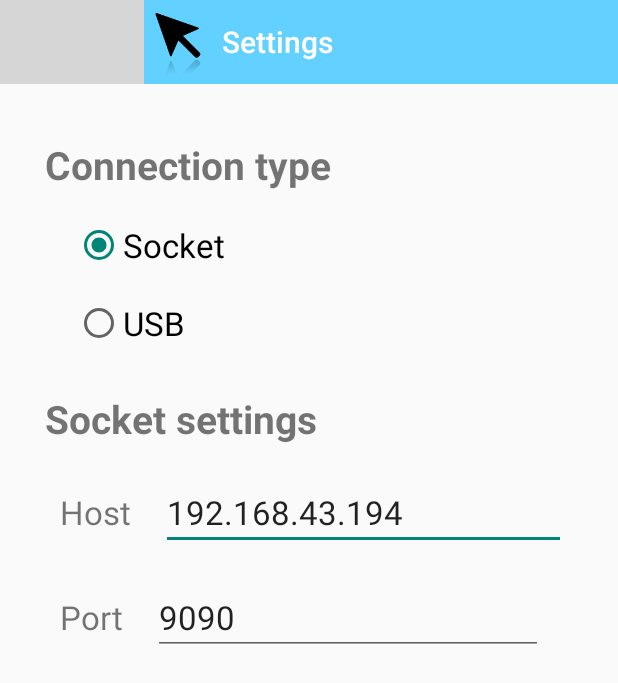
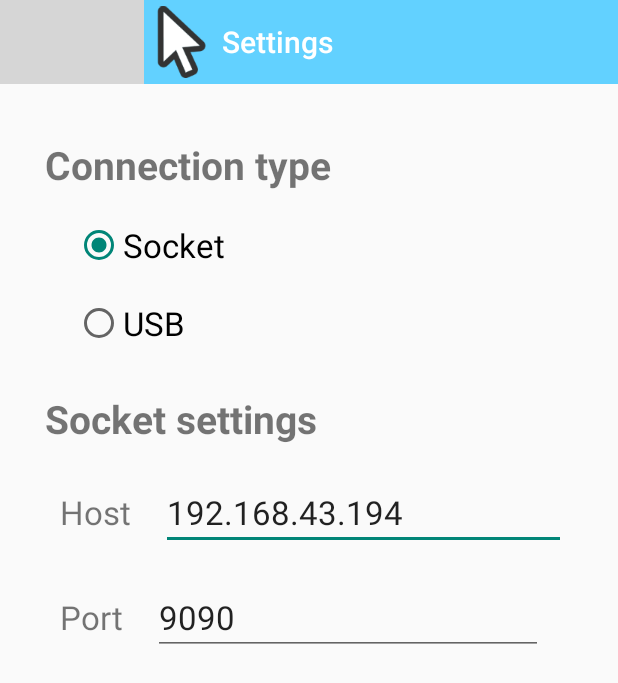
Before and after one commit to xammi/Curs_OS, an Android app: the screen it shows after launch (SettingsActivity), after a tap on "Go to settings", on a phone screen of 412 x 824 dp. Shown: the top 683 px of the screen. Run offline under Robolectric (Android 15) with nearby library versions, the light colour scheme and no system bars; grey boxes are pictures that could not be loaded.

Commit message:
New icons and log_file

```diff
--- a/phone/app/src/main/AndroidManifest.xml
+++ b/phone/app/src/main/AndroidManifest.xml
@@ -9,7 +9,7 @@
 
     <application
         android:allowBackup="true"
-        android:icon="@drawable/cursor"
+        android:icon="@drawable/cursor_new"
         android:label="@string/app_name"
         android:theme="@style/AppTheme" >
         <activity
--- a/phone/app/src/main/java/bmstu/curs_os/MainActivity.java
+++ b/phone/app/src/main/java/bmstu/curs_os/MainActivity.java
@@ -29,7 +29,7 @@ public class MainActivity extends ActionBarActivity {
 
         Toolbar toolbar = (Toolbar) findViewById(R.id.toolbar);
         setSupportActionBar(toolbar);
-        toolbar.setLogo(R.drawable.cursor);
+        toolbar.setLogo(R.drawable.cursor_new);
         toolbar.setTitleTextColor(getResources().getColor(android.R.color.white));
 
         SharedPreferences settings = getSharedPreferences(getResources().getString(R.string.prefs_file), 0);
--- a/phone/app/src/main/java/bmstu/curs_os/SettingsActivity.java
+++ b/phone/app/src/main/java/bmstu/curs_os/SettingsActivity.java
@@ -28,7 +28,7 @@ public class SettingsActivity extends ActionBarActivity {
 
         Toolbar toolbar = (Toolbar) findViewById(R.id.toolbar);
         setSupportActionBar(toolbar);
-        toolbar.setLogo(R.drawable.cursor);
+        toolbar.setLogo(R.drawable.cursor_new);
         toolbar.setTitleTextColor(getResources().getColor(R.color.white));
         toolbar.setNavigationIcon(R.drawable.abc_ic_ab_back_mtrl_am_alpha);
 
--- a/phone/app/src/main/res/menu/menu_main.xml
+++ b/phone/app/src/main/res/menu/menu_main.xml
@@ -4,7 +4,7 @@
 
     <item android:id="@+id/action_settings"
         android:title="@string/menu_to_settings"
-        android:icon="@drawable/settings"
+        android:icon="@drawable/settings_new"
         android:orderInCategory="400"
         app:showAsAction="ifRoom" />
 </menu>
```
Also changed, not shown: phone/app/src/main/res/drawable-hdpi/cursor_new.png (added), phone/app/src/main/res/drawable-hdpi/settings_new.png (added), phone/app/src/main/res/drawable-mdpi/cursor_new.png (added), phone/app/src/main/res/drawable-mdpi/settings_new.png (added), phone/app/src/main/res/drawable-xhdpi/cursor_new.png (added), phone/app/src/main/res/drawable-xhdpi/settings_new.png (added), phone/app/src/main/res/drawable-xxhdpi/cursor_new.png (added), phone/app/src/main/res/drawable-xxhdpi/settings_new.png (added), phone/app/src/main/res/drawable/background_holo_dark.jpg (deleted), phone/app/src/main/res/drawable/cursor_new.png (added), phone/app/src/main/res/drawable/settings_new.png (added), 1 other file.
